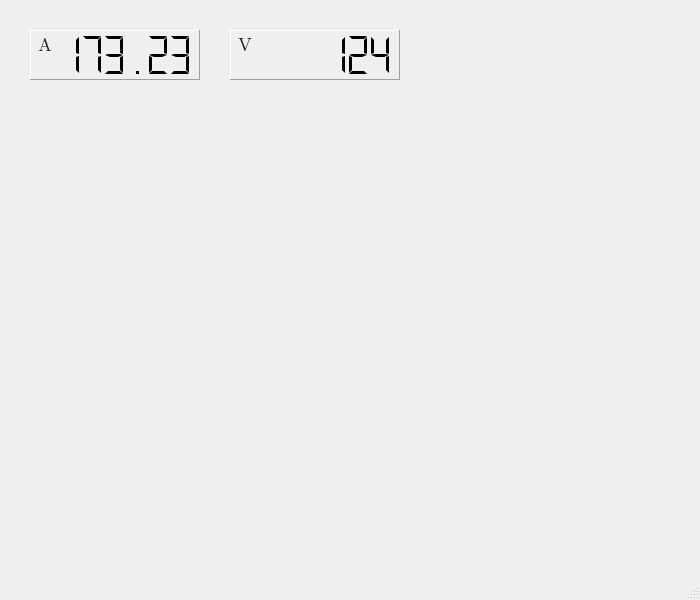
This is PSC488/mainwindow.ui in Marculonis21/PSC488_source as Qt 5 draws it before an edit. The edited form follows.
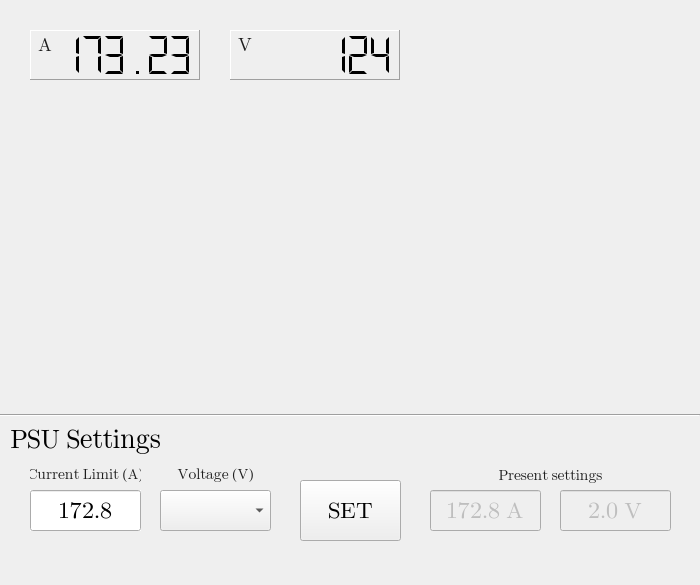
This is the edited form. Icons and pictures are not drawn. Custom widgets are drawn as their Qt base class.

```diff
--- a/PSC488/mainwindow.ui
+++ b/PSC488/mainwindow.ui
@@ -7,15 +7,20 @@
     <x>0</x>
     <y>0</y>
     <width>700</width>
-    <height>600</height>
+    <height>585</height>
    </rect>
   </property>
   <property name="minimumSize">
    <size>
     <width>700</width>
-    <height>600</height>
+    <height>585</height>
    </size>
   </property>
+  <property name="font">
+   <font>
+    <family>Segoe UI Emoji</family>
+   </font>
+  </property>
   <property name="windowTitle">
    <string>MainWindow</string>
   </property>
@@ -177,16 +182,436 @@
       <x>30</x>
       <y>100</y>
       <width>640</width>
-      <height>340</height>
+      <height>300</height>
      </rect>
     </property>
-    <property name="minimumSize">
-     <size>
-      <width>640</width>
-      <height>340</height>
-     </size>
+   </widget>
+   <widget class="QLabel" name="label_3">
+    <property name="geometry">
+     <rect>
+      <x>10</x>
+      <y>420</y>
+      <width>151</width>
+      <height>41</height>
+     </rect>
     </property>
+    <property name="font">
+     <font>
+      <family>Segoe UI Emoji</family>
+      <pointsize>20</pointsize>
+      <bold>false</bold>
+     </font>
+    </property>
+    <property name="autoFillBackground">
+     <bool>false</bool>
+    </property>
+    <property name="frameShape">
+     <enum>QFrame::NoFrame</enum>
+    </property>
+    <property name="frameShadow">
+     <enum>QFrame::Plain</enum>
+    </property>
+    <property name="text">
+     <string>PSU Settings</string>
+    </property>
+    <property name="alignment">
+     <set>Qt::AlignCenter</set>
+    </property>
    </widget>
+   <widget class="QLabel" name="label_4">
+    <property name="enabled">
+     <bool>false</bool>
+    </property>
+    <property name="geometry">
+     <rect>
+      <x>30</x>
+      <y>460</y>
+      <width>111</width>
+      <height>30</height>
+     </rect>
+    </property>
+    <property name="font">
+     <font>
+      <family>Segoe UI Emoji</family>
+      <pointsize>11</pointsize>
+      <bold>false</bold>
+     </font>
+    </property>
+    <property name="contextMenuPolicy">
+     <enum>Qt::NoContextMenu</enum>
+    </property>
+    <property name="autoFillBackground">
+     <bool>false</bool>
+    </property>
+    <property name="styleSheet">
+     <string notr="true">color: rgb(30,30,30);</string>
+    </property>
+    <property name="inputMethodHints">
+     <set>Qt::ImhNone</set>
+    </property>
+    <property name="frameShape">
+     <enum>QFrame::NoFrame</enum>
+    </property>
+    <property name="frameShadow">
+     <enum>QFrame::Plain</enum>
+    </property>
+    <property name="text">
+     <string>Current Limit (A)</string>
+    </property>
+    <property name="scaledContents">
+     <bool>false</bool>
+    </property>
+    <property name="alignment">
+     <set>Qt::AlignCenter</set>
+    </property>
+    <property name="textInteractionFlags">
+     <set>Qt::NoTextInteraction</set>
+    </property>
+   </widget>
+   <widget class="Line" name="line">
+    <property name="geometry">
+     <rect>
+      <x>0</x>
+      <y>390</y>
+      <width>700</width>
+      <height>51</height>
+     </rect>
+    </property>
+    <property name="orientation">
+     <enum>Qt::Horizontal</enum>
+    </property>
+   </widget>
+   <widget class="QLineEdit" name="lineEdit_3">
+    <property name="geometry">
+     <rect>
+      <x>30</x>
+      <y>490</y>
+      <width>111</width>
+      <height>41</height>
+     </rect>
+    </property>
+    <property name="font">
+     <font>
+      <family>Segoe UI Emoji</family>
+      <pointsize>18</pointsize>
+      <bold>false</bold>
+     </font>
+    </property>
+    <property name="focusPolicy">
+     <enum>Qt::StrongFocus</enum>
+    </property>
+    <property name="autoFillBackground">
+     <bool>true</bool>
+    </property>
+    <property name="inputMethodHints">
+     <set>Qt::ImhFormattedNumbersOnly</set>
+    </property>
+    <property name="text">
+     <string>172.8</string>
+    </property>
+    <property name="frame">
+     <bool>true</bool>
+    </property>
+    <property name="alignment">
+     <set>Qt::AlignCenter</set>
+    </property>
+    <property name="placeholderText">
+     <string>A</string>
+    </property>
+    <property name="cursorMoveStyle">
+     <enum>Qt::LogicalMoveStyle</enum>
+    </property>
+    <property name="clearButtonEnabled">
+     <bool>false</bool>
+    </property>
+   </widget>
+   <widget class="QComboBox" name="comboBox">
+    <property name="geometry">
+     <rect>
+      <x>160</x>
+      <y>490</y>
+      <width>111</width>
+      <height>41</height>
+     </rect>
+    </property>
+    <property name="font">
+     <font>
+      <family>Segoe UI Emoji</family>
+      <pointsize>18</pointsize>
+     </font>
+    </property>
+    <property name="layoutDirection">
+     <enum>Qt::LeftToRight</enum>
+    </property>
+    <property name="autoFillBackground">
+     <bool>true</bool>
+    </property>
+    <property name="editable">
+     <bool>false</bool>
+    </property>
+    <property name="currentText">
+     <string/>
+    </property>
+    <property name="currentIndex">
+     <number>-1</number>
+    </property>
+    <property name="maxVisibleItems">
+     <number>3</number>
+    </property>
+    <property name="insertPolicy">
+     <enum>QComboBox::NoInsert</enum>
+    </property>
+    <property name="sizeAdjustPolicy">
+     <enum>QComboBox::AdjustToMinimumContentsLengthWithIcon</enum>
+    </property>
+    <property name="minimumContentsLength">
+     <number>0</number>
+    </property>
+    <property name="placeholderText">
+     <string>0 V</string>
+    </property>
+    <property name="duplicatesEnabled">
+     <bool>false</bool>
+    </property>
+    <property name="frame">
+     <bool>true</bool>
+    </property>
+    <property name="modelColumn">
+     <number>0</number>
+    </property>
+    <item>
+     <property name="text">
+      <string>0.1 V</string>
+     </property>
+    </item>
+    <item>
+     <property name="text">
+      <string>1.5 V</string>
+     </property>
+    </item>
+    <item>
+     <property name="text">
+      <string>2.0 V</string>
+     </property>
+     <property name="icon">
+      <iconset theme="flag-aa"/>
+     </property>
+    </item>
+   </widget>
+   <widget class="QLabel" name="label_5">
+    <property name="enabled">
+     <bool>false</bool>
+    </property>
+    <property name="geometry">
+     <rect>
+      <x>160</x>
+      <y>460</y>
+      <width>111</width>
+      <height>30</height>
+     </rect>
+    </property>
+    <property name="font">
+     <font>
+      <family>Segoe UI Emoji</family>
+      <pointsize>11</pointsize>
+      <bold>false</bold>
+     </font>
+    </property>
+    <property name="contextMenuPolicy">
+     <enum>Qt::NoContextMenu</enum>
+    </property>
+    <property name="autoFillBackground">
+     <bool>false</bool>
+    </property>
+    <property name="styleSheet">
+     <string notr="true">color: rgb(30,30,30);</string>
+    </property>
+    <property name="inputMethodHints">
+     <set>Qt::ImhNone</set>
+    </property>
+    <property name="frameShape">
+     <enum>QFrame::NoFrame</enum>
+    </property>
+    <property name="frameShadow">
+     <enum>QFrame::Plain</enum>
+    </property>
+    <property name="text">
+     <string>Voltage (V)</string>
+    </property>
+    <property name="scaledContents">
+     <bool>false</bool>
+    </property>
+    <property name="alignment">
+     <set>Qt::AlignCenter</set>
+    </property>
+    <property name="textInteractionFlags">
+     <set>Qt::NoTextInteraction</set>
+    </property>
+   </widget>
+   <widget class="QPushButton" name="pushButton">
+    <property name="geometry">
+     <rect>
+      <x>300</x>
+      <y>480</y>
+      <width>101</width>
+      <height>61</height>
+     </rect>
+    </property>
+    <property name="font">
+     <font>
+      <family>Segoe UI Emoji</family>
+      <pointsize>18</pointsize>
+     </font>
+    </property>
+    <property name="text">
+     <string>SET</string>
+    </property>
+   </widget>
+   <widget class="QLineEdit" name="lineEdit_4">
+    <property name="enabled">
+     <bool>false</bool>
+    </property>
+    <property name="geometry">
+     <rect>
+      <x>430</x>
+      <y>490</y>
+      <width>111</width>
+      <height>41</height>
+     </rect>
+    </property>
+    <property name="font">
+     <font>
+      <family>Segoe UI Emoji</family>
+      <pointsize>18</pointsize>
+      <bold>false</bold>
+     </font>
+    </property>
+    <property name="focusPolicy">
+     <enum>Qt::StrongFocus</enum>
+    </property>
+    <property name="autoFillBackground">
+     <bool>true</bool>
+    </property>
+    <property name="inputMethodHints">
+     <set>Qt::ImhFormattedNumbersOnly</set>
+    </property>
+    <property name="text">
+     <string>172.8 A</string>
+    </property>
+    <property name="frame">
+     <bool>true</bool>
+    </property>
+    <property name="alignment">
+     <set>Qt::AlignCenter</set>
+    </property>
+    <property name="placeholderText">
+     <string>A</string>
+    </property>
+    <property name="cursorMoveStyle">
+     <enum>Qt::LogicalMoveStyle</enum>
+    </property>
+    <property name="clearButtonEnabled">
+     <bool>false</bool>
+    </property>
+   </widget>
+   <widget class="QLineEdit" name="lineEdit_5">
+    <property name="enabled">
+     <bool>false</bool>
+    </property>
+    <property name="geometry">
+     <rect>
+      <x>560</x>
+      <y>490</y>
+      <width>111</width>
+      <height>41</height>
+     </rect>
+    </property>
+    <property name="font">
+     <font>
+      <family>Segoe UI Emoji</family>
+      <pointsize>18</pointsize>
+      <bold>false</bold>
+     </font>
+    </property>
+    <property name="focusPolicy">
+     <enum>Qt::StrongFocus</enum>
+    </property>
+    <property name="autoFillBackground">
+     <bool>true</bool>
+    </property>
+    <property name="inputMethodHints">
+     <set>Qt::ImhFormattedNumbersOnly</set>
+    </property>
+    <property name="text">
+     <string>2.0 V</string>
+    </property>
+    <property name="frame">
+     <bool>true</bool>
+    </property>
+    <property name="alignment">
+     <set>Qt::AlignCenter</set>
+    </property>
+    <property name="placeholderText">
+     <string>A</string>
+    </property>
+    <property name="cursorMoveStyle">
+     <enum>Qt::LogicalMoveStyle</enum>
+    </property>
+    <property name="clearButtonEnabled">
+     <bool>false</bool>
+    </property>
+   </widget>
+   <widget class="QLabel" name="label_6">
+    <property name="enabled">
+     <bool>false</bool>
+    </property>
+    <property name="geometry">
+     <rect>
+      <x>430</x>
+      <y>460</y>
+      <width>241</width>
+      <height>31</height>
+     </rect>
+    </property>
+    <property name="font">
+     <font>
+      <family>Segoe UI Emoji</family>
+      <pointsize>11</pointsize>
+      <bold>false</bold>
+     </font>
+    </property>
+    <property name="contextMenuPolicy">
+     <enum>Qt::NoContextMenu</enum>
+    </property>
+    <property name="autoFillBackground">
+     <bool>false</bool>
+    </property>
+    <property name="styleSheet">
+     <string notr="true">color: rgb(30,30,30);</string>
+    </property>
+    <property name="inputMethodHints">
+     <set>Qt::ImhNone</set>
+    </property>
+    <property name="frameShape">
+     <enum>QFrame::NoFrame</enum>
+    </property>
+    <property name="frameShadow">
+     <enum>QFrame::Plain</enum>
+    </property>
+    <property name="text">
+     <string>Present settings</string>
+    </property>
+    <property name="scaledContents">
+     <bool>false</bool>
+    </property>
+    <property name="alignment">
+     <set>Qt::AlignCenter</set>
+    </property>
+    <property name="textInteractionFlags">
+     <set>Qt::NoTextInteraction</set>
+    </property>
+   </widget>
+   <zorder>lineEdit_3</zorder>
    <zorder>monitorVolts</zorder>
    <zorder>monitorAmps</zorder>
    <zorder>label</zorder>
@@ -203,7 +628,6 @@
     </rect>
    </property>
   </widget>
-  <widget class="QStatusBar" name="statusbar"/>
  </widget>
  <customwidgets>
   <customwidget>
```
Left out of the diff: 20 changed lines with no effect on the pictures.
